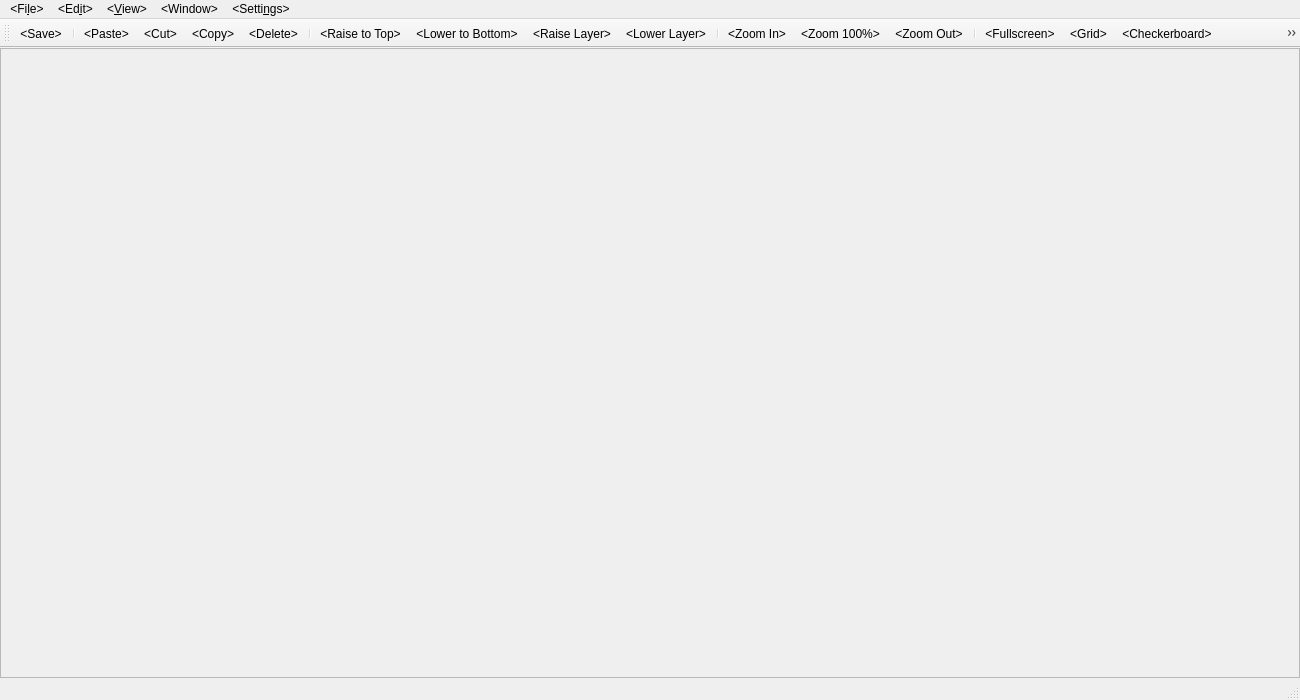
Above: leveleditorwindow.ui from ExplosBlue/CoinKiller before the change. Below: the same form after it.
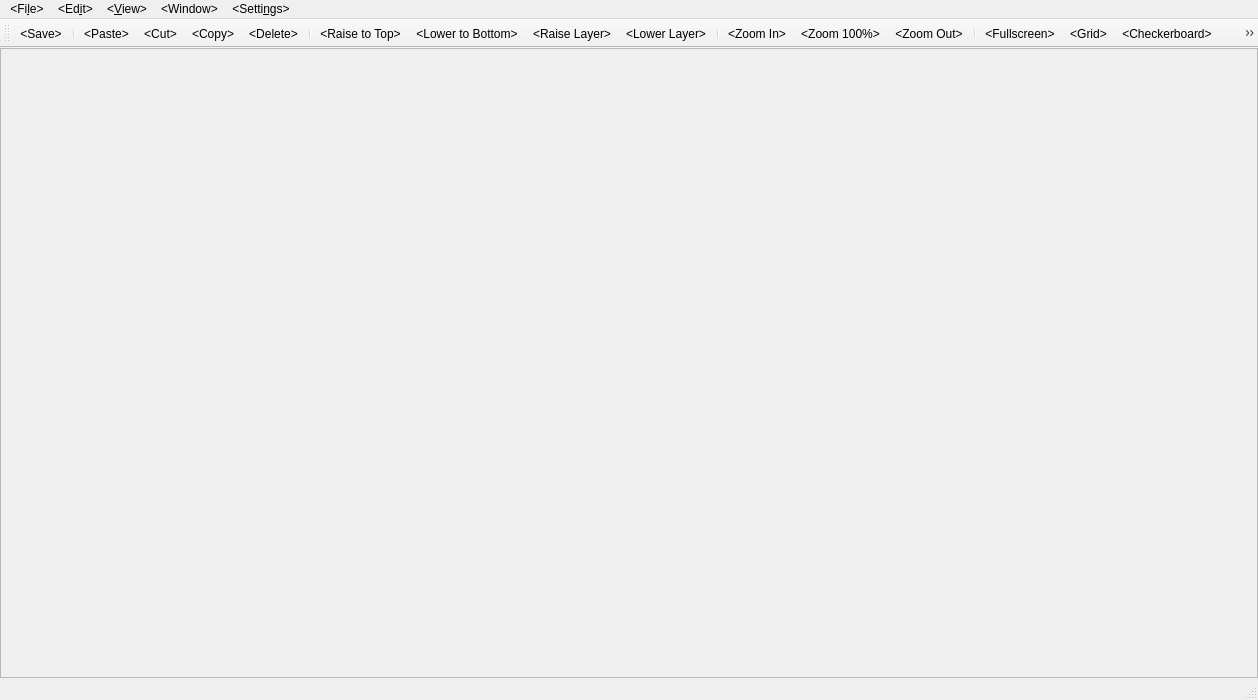
That is the form after the change.

Diff of the .ui file:
```diff
--- a/leveleditorwindow.ui
+++ b/leveleditorwindow.ui
@@ -6,7 +6,7 @@
    <rect>
     <x>0</x>
     <y>0</y>
-    <width>1300</width>
+    <width>1258</width>
     <height>700</height>
    </rect>
   </property>
@@ -46,7 +46,7 @@
         <rect>
          <x>0</x>
          <y>0</y>
-         <width>1298</width>
+         <width>1256</width>
          <height>634</height>
         </rect>
        </property>
@@ -60,7 +60,7 @@
     <rect>
      <x>0</x>
      <y>0</y>
-     <width>1300</width>
+     <width>1258</width>
      <height>21</height>
     </rect>
    </property>
```
Left out of the diff: 24 changed lines with no effect on the pictures.
